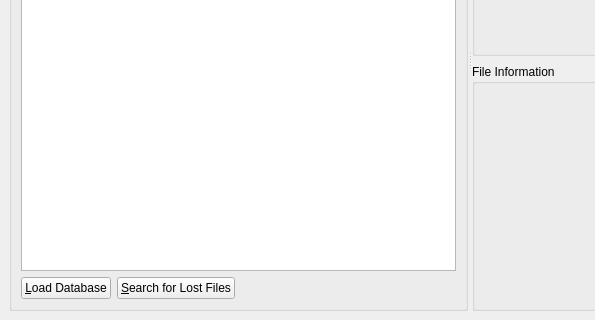
Old version of the form src/mcrecover/ui/McRecoverWindow.ui in the repository GerbilSoft/mcrecover; both pictures show x 0 to 595 and y 220 to 540 of the 848 by 540 pixel window.
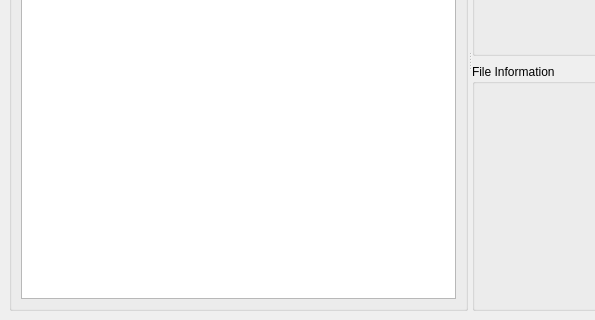
New version of the form. Icons and pictures are not drawn. Custom widgets are drawn as their Qt base class.

Commit message:
McRecoverWindow: Implemented actionScan and actionExit.
actionScan supercedes the "Load Database" and "Search for Lost Files"
buttons, so they're not needed anymore.

TODO: Only (re)load the database if it's necessary.

Patch:
```diff
--- a/src/mcrecover/ui/McRecoverWindow.ui
+++ b/src/mcrecover/ui/McRecoverWindow.ui
@@ -41,37 +41,6 @@
              </property>
             </widget>
            </item>
-           <item>
-            <layout class="QHBoxLayout" name="hboxCmdButtons">
-             <item>
-              <widget class="QPushButton" name="btnLoadDatabase">
-               <property name="text">
-                <string>&amp;Load Database</string>
-               </property>
-              </widget>
-             </item>
-             <item>
-              <widget class="QPushButton" name="btnSearchLostFiles">
-               <property name="text">
-                <string>&amp;Search for Lost Files</string>
-               </property>
-              </widget>
-             </item>
-             <item>
-              <spacer name="hspcCmdButtons">
-               <property name="orientation">
-                <enum>Qt::Horizontal</enum>
-               </property>
-               <property name="sizeHint" stdset="0">
-                <size>
-                 <width>40</width>
-                 <height>20</height>
-                </size>
-               </property>
-              </spacer>
-             </item>
-            </layout>
-           </item>
           </layout>
          </widget>
         </item>
```
Left out of the diff: 2 changed lines with no effect on the pictures. The commit also changes 2 other files.
